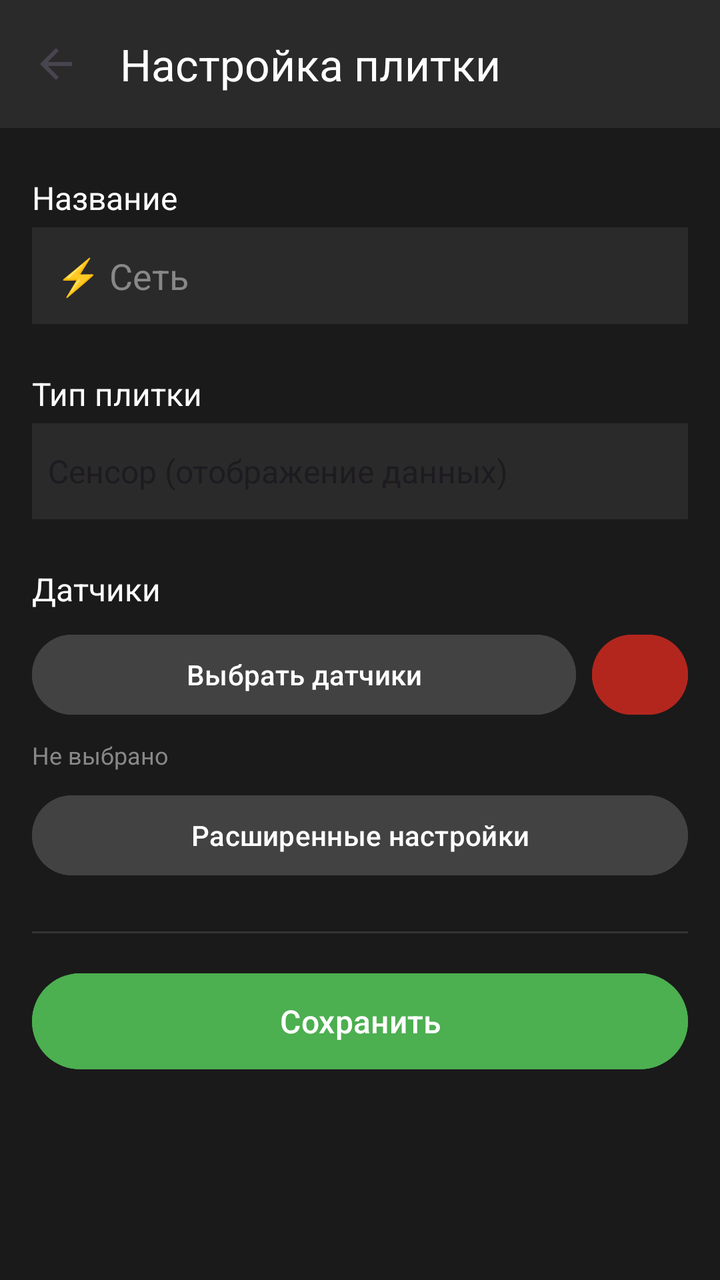
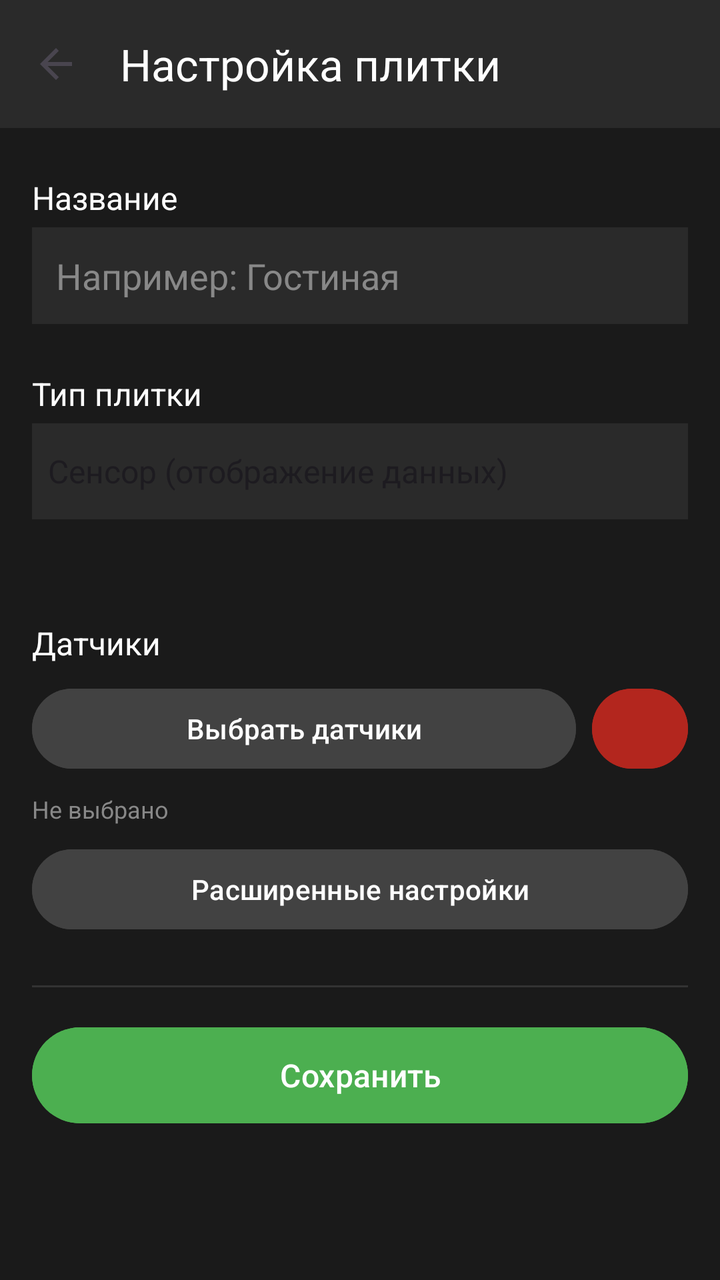

The first picture is an Android layout as it rendered before a commit; the second is the same layout after the commit. The layout source and the unified diff follow.
<!-- AndroidManifest.xml: application theme Theme.SmartHomeDashboard -->
<!-- res/layout/activity_tile_settings.xml -->
<?xml version="1.0" encoding="utf-8"?>
<LinearLayout xmlns:android="http://schemas.android.com/apk/res/android"
    xmlns:app="http://schemas.android.com/apk/res-auto"
    android:layout_width="match_parent"
    android:layout_height="match_parent"
    android:orientation="vertical"
    android:background="#1A1A1A">

    <androidx.appcompat.widget.Toolbar
        android:id="@+id/toolbar"
        android:layout_width="match_parent"
        android:layout_height="?attr/actionBarSize"
        android:background="#2A2A2A"
        app:navigationIcon="?attr/homeAsUpIndicator"
        app:title="@string/tile_settings_title"
        app:titleTextColor="#FFFFFF" />

    <ScrollView
        android:layout_width="match_parent"
        android:layout_height="match_parent"
        android:padding="16dp">

        <LinearLayout
            android:layout_width="match_parent"
            android:layout_height="wrap_content"
            android:orientation="vertical">

            <TextView
                android:layout_width="wrap_content"
                android:layout_height="wrap_content"
                android:text="@string/tile_title_label"
                android:textColor="#FFFFFF"
                android:textSize="16sp"
                android:layout_marginTop="8dp"
                android:layout_marginBottom="4dp" />

            <EditText
                android:id="@+id/etTileTitle"
                android:layout_width="match_parent"
                android:layout_height="wrap_content"
                android:background="#2A2A2A"
                android:textColor="#FFFFFF"
                android:textColorHint="#888888"
                android:padding="12dp"
                android:hint="@string/tile_title_hint" />

            <TextView
                android:layout_width="wrap_content"
                android:layout_height="wrap_content"
                android:text="@string/tile_type_label"
                android:textColor="#FFFFFF"
                android:textSize="16sp"
                android:layout_marginTop="24dp"
                android:layout_marginBottom="4dp" />

            <Spinner
                android:id="@+id/spinnerTileType"
                android:layout_width="match_parent"
                android:layout_height="48dp"
                android:background="#2A2A2A"
                android:entries="@array/tile_types" />

            
            <TextView
                android:id="@+id/tvButtonSizeLabel"
                android:layout_width="wrap_content"
                android:layout_height="wrap_content"
                android:text="Размер кнопки (px)"
                android:textColor="#FFFFFF"
                android:textSize="16sp"
                android:layout_marginTop="24dp"
                android:layout_marginBottom="4dp"
                android:visibility="gone" />

            <EditText
                android:id="@+id/etButtonSize"
                android:layout_width="match_parent"
                android:layout_height="wrap_content"
                android:background="#2A2A2A"
                android:textColor="#FFFFFF"
                android:textColorHint="#888888"
                android:padding="12dp"
                android:hint="160"
                android:inputType="number"
                android:visibility="gone" />

            <TextView
                android:layout_width="wrap_content"
                android:layout_height="wrap_content"
                android:text="@string/sensors_label"
                android:textColor="#FFFFFF"
                android:textSize="16sp"
                android:layout_marginTop="24dp"
                android:layout_marginBottom="8dp" />

            <LinearLayout
                android:layout_width="match_parent"
                android:layout_height="wrap_content"
                android:orientation="horizontal">
                <Button
                    android:id="@+id/btnSelectSensors"
                    android:layout_width="0dp"
                    android:layout_height="48dp"
                    android:layout_weight="1"
                    android:text="@string/select_sensors"
                    android:backgroundTint="#424242" />
                <Button
                    android:id="@+id/btnClearSensors"
                    android:layout_width="48dp"
                    android:layout_height="48dp"
                    android:text="✕"
                    android:layout_marginStart="8dp"
                    android:backgroundTint="#B3261E" />
            </LinearLayout>

            <TextView
                android:id="@+id/tvSelectedSensors"
                android:layout_width="match_parent"
                android:layout_height="wrap_content"
                android:layout_marginTop="8dp"
                android:text="@string/none_selected"
                android:textColor="#888888"
                android:textSize="12sp" />

            <Button
                android:id="@+id/btnEditChildren"
                android:layout_width="match_parent"
                android:layout_height="48dp"
                android:layout_marginTop="8dp"
                android:text="Редактировать группу"
                android:backgroundTint="#FF9800"
                android:visibility="gone" />

            <Button
                android:id="@+id/btnAdvanced"
                android:layout_width="match_parent"
                android:layout_height="48dp"
                android:layout_marginTop="8dp"
                android:text="Расширенные настройки"
                android:backgroundTint="#424242" />

            <View
                android:layout_width="match_parent"
                android:layout_height="1dp"
                android:background="#333333"
                android:layout_marginTop="24dp" />

            <Button
                android:id="@+id/btnSave"
                android:layout_width="match_parent"
                android:layout_height="56dp"
                android:layout_marginTop="16dp"
                android:text="@string/save"
                android:textColor="#FFFFFF"
                android:backgroundTint="#4CAF50"
                android:textSize="16sp" />

            <Button
                android:id="@+id/btnDelete"
                android:layout_width="match_parent"
                android:layout_height="56dp"
                android:layout_marginTop="8dp"
                android:text="@string/delete"
                android:textColor="#FFFFFF"
                android:backgroundTint="#FF5555"
                android:textSize="16sp"
                android:visibility="gone" />

        </LinearLayout>
    </ScrollView>
</LinearLayout>
<!-- resources referenced by this layout -->
<resources>
  <string-array name="tile_types">
          <item>Сенсор (отображение данных)</item>
          <item>Кнопка (управление)</item>
          <item>Группа (контейнер)</item>
          <item>Батарея (SOC %)</item>
          <item>Часы</item>
          <item>Погода</item>
      </string-array>
  <string name="delete">Удалить</string>
  <string name="none_selected">Не выбрано</string>
  <string name="save">Сохранить</string>
  <string name="select_sensors">Выбрать датчики</string>
  <string name="sensors_label">Датчики</string>
  <string name="tile_settings_title">Настройка плитки</string>
  <string name="tile_title_hint">⚡ Сеть</string>
  <string name="tile_title_label">Название</string>
  <string name="tile_type_label">Тип плитки</string>
  <style name="Theme.SmartHomeDashboard" parent="Base.Theme.SmartHomeDashboard" />
  <style name="Base.Theme.SmartHomeDashboard" parent="Theme.Material3.DayNight.NoActionBar">
      </style>
</resources>

<!-- the commit's change to res/layout/activity_tile_settings.xml (unified diff, before → after) -->
@@ -59,6 +59,15 @@
                 android:layout_height="48dp"
                 android:background="#2A2A2A"
                 android:entries="@array/tile_types" />
+
+            
+            <TextView
+                android:id="@+id/tvTileTypeHint"
+                android:layout_width="match_parent"
+                android:layout_height="wrap_content"
+                android:layout_marginTop="8dp"
+                android:textColor="#9E9E9E"
+                android:textSize="14sp" />
 
             
             <TextView
<!-- resource entries referenced after the edit -->
@@ -14,7 +14,7 @@
   <string name="select_sensors">Выбрать датчики</string>
   <string name="sensors_label">Датчики</string>
   <string name="tile_settings_title">Настройка плитки</string>
-  <string name="tile_title_hint">⚡ Сеть</string>
+  <string name="tile_title_hint">Например: Гостиная</string>
   <string name="tile_title_label">Название</string>
   <string name="tile_type_label">Тип плитки</string>
   <style name="Theme.SmartHomeDashboard" parent="Base.Theme.SmartHomeDashboard" />
